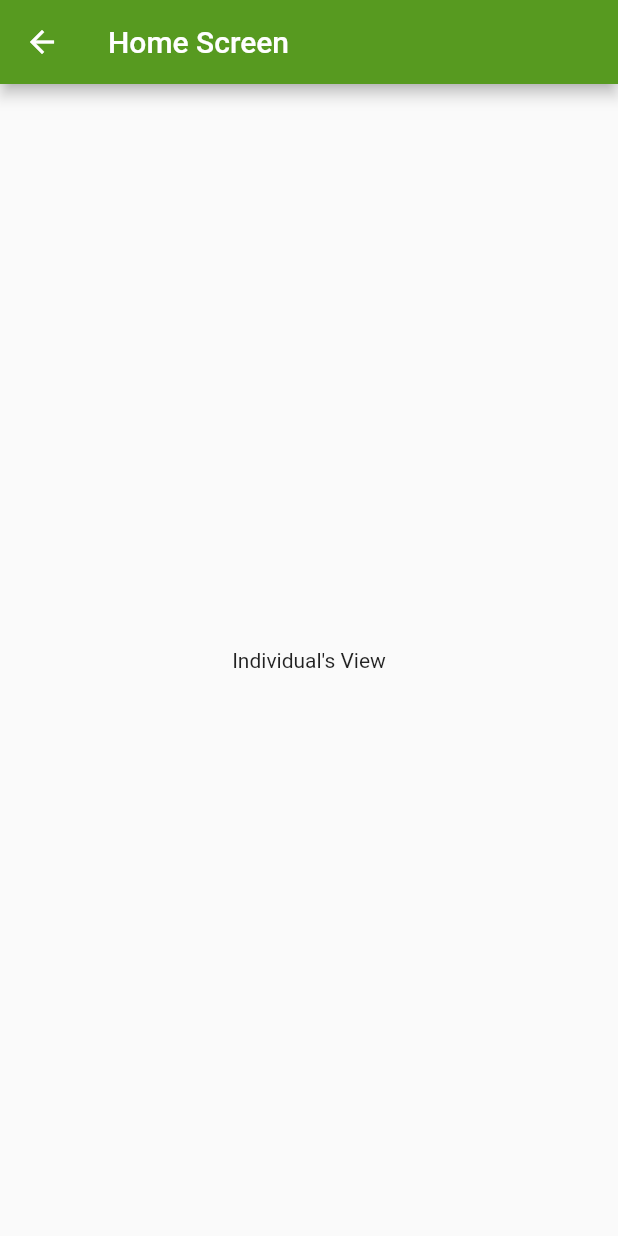
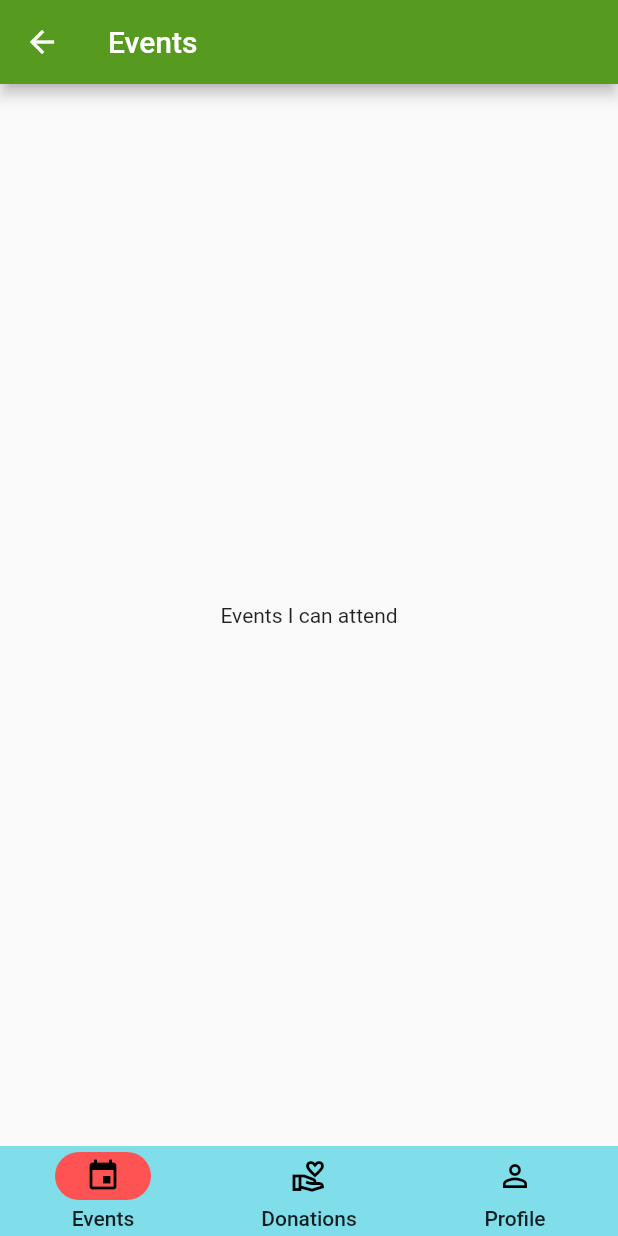
Before and after one commit to anusha-c18/bubble_2.0, a Flutter app: the IndividualPortal screen opened directly, on a phone screen of 412 x 824 dp. Run offline on Flutter 3.47's test engine with Material 2 defaults, Android fonts, the phone set to English and light mode, and no system bars; our stand-ins replace progress_indicators.

Commit message:
added full navbar
added bottom navbar to cover all routes from the required views

```diff
--- a/lib/HomeScreen.dart
+++ b/lib/HomeScreen.dart
@@ -30,6 +30,7 @@ class HomeScreen extends StatelessWidget {
                   splashColor: Colors.redAccent,
                   onPressed: ()=>Navigator.push(context, MaterialPageRoute(builder: (context)=> NGOPortal()))),
 
+              //TODO: choose button type to proceed with
               //Different button type
               // ElevatedButton(
               //     style: ElevatedButton.styleFrom(minimumSize: Size(100.0, 40.0)),
--- /dev/null
+++ b/lib/ind-view/ind-events.dart
@@ -0,0 +1,18 @@
+import 'package:flutter/material.dart';
+import 'package:bubble/styles.dart';
+
+class IndEvents extends StatefulWidget {
+  const IndEvents({Key? key}) : super(key: key);
+
+  @override
+  State<IndEvents> createState() => _IndEventState();
+}
+
+class _IndEventState extends State<IndEvents> {
+  @override
+  Widget build(BuildContext context) {
+    return Center(
+      child: Text("Events I can attend"),
+    );
+  }
+}
--- a/lib/ind-view/ind-portal.dart
+++ b/lib/ind-view/ind-portal.dart
@@ -1,17 +1,45 @@
 import 'package:flutter/material.dart';
 import 'package:bubble/styles.dart';
-class IndividualPortal extends StatelessWidget {
+
+import 'ind-events.dart';
+import 'ind-donations.dart';
+import 'ind-profile.dart';
+
+
+class IndividualPortal extends StatefulWidget {
   const IndividualPortal({Key? key}) : super(key: key);
+
+  @override
+  State<IndividualPortal> createState() => _IndividualPortalState();
+}
+
+class _IndividualPortalState extends State<IndividualPortal> {
+  int index = 0;
+  final titles = ["Events","Donations","My Profile"];
+  final screens = [
+    IndEvents(),
+    IndDonations(),
+    IndProfile()
+  ];
 
   @override
   Widget build(BuildContext context) {
     return Scaffold(
       appBar: AppBar(
         backgroundColor: BubbleTheme().themeData.backgroundColor,
-        title: Text("Home Screen"),
+        title: Text(titles[index]),
+        //automaticallyImplyLeading: false, // to disable the back button on the appbar
       ),
-      body: Center(
-        child: Text("Individual's View"),
+      body: screens[index],
+
+      bottomNavigationBar: NavigationBar(
+        selectedIndex: index,
+        onDestinationSelected: (index)=>setState(()=>this.index = index),
+        destinations: [
+          NavigationDestination(icon: Icon(Icons.event_outlined), label: 'Events', selectedIcon: Icon(Icons.event)),
+          NavigationDestination(icon: Icon(Icons.volunteer_activism_outlined), label: 'Donations', selectedIcon: Icon(Icons.volunteer_activism),),
+          NavigationDestination(icon: Icon(Icons.person_outline), label: 'Profile', selectedIcon: Icon(Icons.person)),
+        ],
       ),
     );
   }
```
Also changed, not shown: lib/ind-view/ind-donations.dart (added, +18 -0 lines), lib/ind-view/ind-profile.dart (added, +18 -0 lines), lib/org-view/org-donations.dart (added, +18 -0 lines), lib/org-view/org-portal.dart (+30 -4 lines), lib/org-view/org-profile.dart (added, +18 -0 lines).
